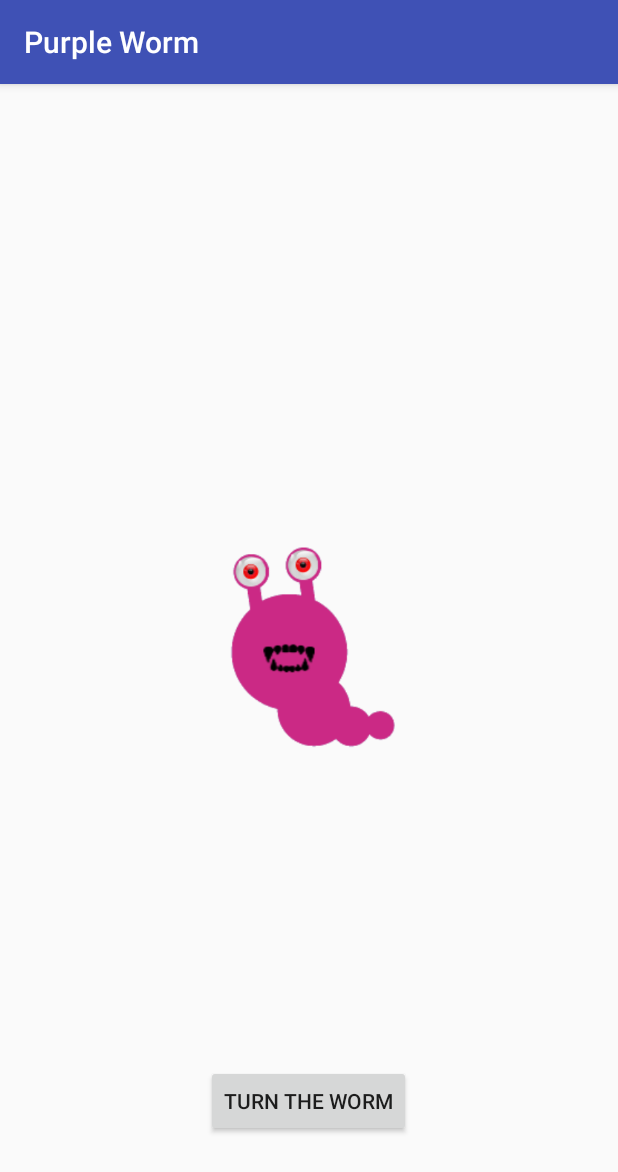
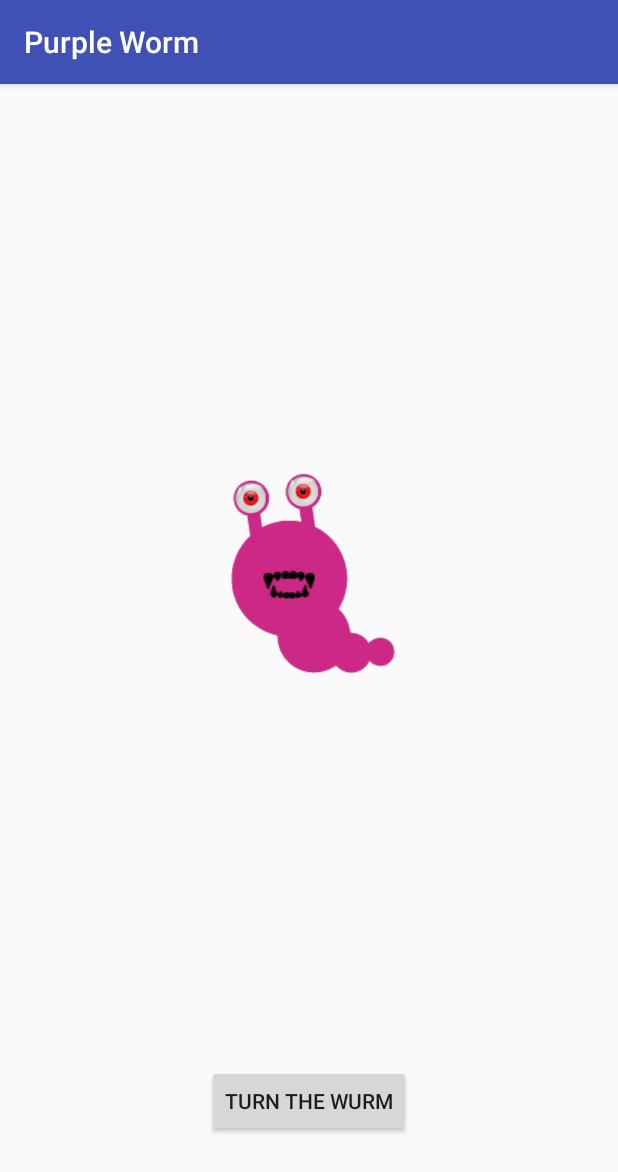
Before and after one commit to HLessJon/Purple-Worm, an Android app: the screen it shows after launch (MainActivity), on a phone screen of 412 x 824 dp. Shown: the top 1172 px of the screen. Run offline under Robolectric (Android 15) with nearby library versions, the phone set to English and light mode, and no system bars.

Commit message:
First Commit testing2

```diff
--- a/AndroidStudioProjects/PurpleWorm/app/src/main/res/layout/activity_main.xml
+++ b/AndroidStudioProjects/PurpleWorm/app/src/main/res/layout/activity_main.xml
@@ -27,5 +27,5 @@
         android:layout_alignParentTop="true"
         android:layout_alignParentRight="true"
         android:layout_alignParentEnd="true"
-        android:layout_alignParentBottom="true" />
+        android:layout_above="@+id/button1" />
 </RelativeLayout>
--- a/AndroidStudioProjects/PurpleWorm/app/src/main/res/values/strings.xml
+++ b/AndroidStudioProjects/PurpleWorm/app/src/main/res/values/strings.xml
@@ -1,5 +1,5 @@
 <resources>
     <string name="app_name">Purple Worm</string>
-    <string name="box_for_the_wurm_image">Box for Worm Image</string>
-    <string name="turn_the_wurm">Turn The Worm</string>
+    <string name="box_for_the_wurm_image">Box for Wurm Image</string>
+    <string name="turn_the_wurm">Turn The Wurm</string>
 </resources>
```
